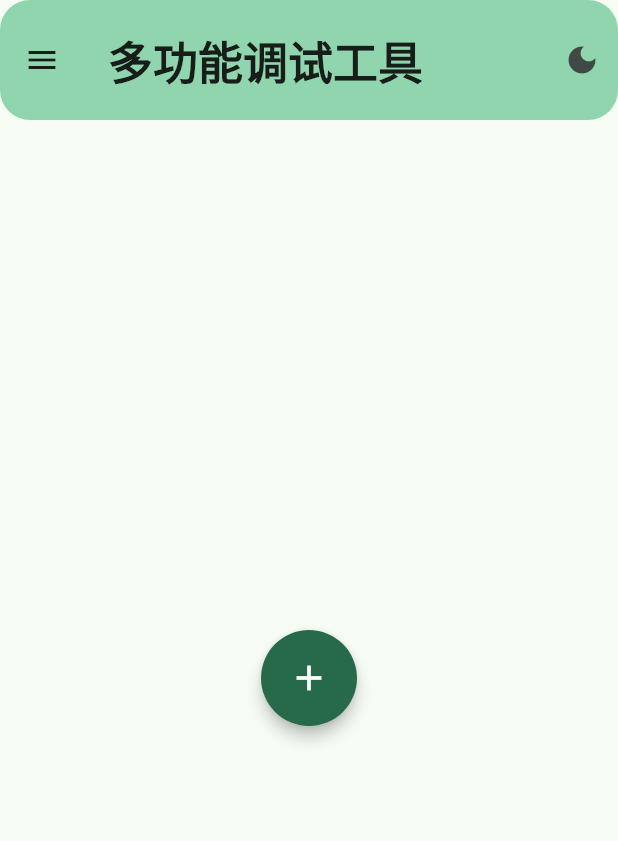
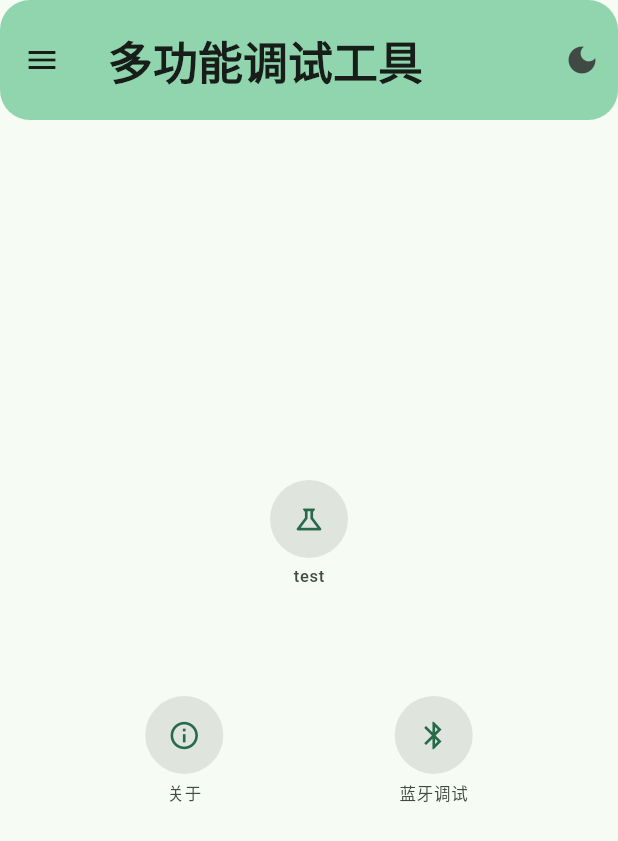
Before and after one commit to yjrqz777/flutter_application_test, a Flutter app: the screen it shows after launch, on a phone screen of 412 x 824 dp. Shown: the top 841 px of the screen. Run offline on Flutter 3.47's test engine with Material 3 defaults, Android fonts, the phone set to English and light mode, and no system bars; our stand-ins replace flutter_blue_plus, sensors_plus; missing offline and left inert: flutter_classic_bluetooth; Roboto replaces fonts that are missing (SimSun).

Commit message:
refactor(home): 功能按钮常驻显示，去掉中心加号按钮
- test、蓝牙调试、关于三个入口进页面就直接可见，不再需要先点中心按钮

- 删除中心 + 按钮、展开控制器和错开入场动画，主页只剩静态环形布局

- 环形半径与三个角度保持不变，点击仍以入口圆心做圆周展开转场

```diff
--- a/lib/pages/home_page.dart
+++ b/lib/pages/home_page.dart
@@ -10,8 +10,8 @@ import 'about_page.dart';
 import 'bluetooth/bluetooth_page.dart';
 import 'test_page.dart';
 
-/// 主界面：中间一个圆形主按钮，点开以后 test、蓝牙调试、关于三个入口
-/// 从中心呈放射状展开。
+/// 主界面：test、蓝牙调试、关于三个入口常驻显示，
+/// 围绕中心排成一个三角形，点哪个就从那个圆的圆心展开对应页面。
 ///
 /// 左上角菜单仍然打开抽屉（设置、关于、蓝牙调试），
 /// 原来的传感器 / 计数器页面移到了 [TestPage]，从 test 入口进入。
@@ -25,52 +25,17 @@ class HomePage extends StatefulWidget {
   State<HomePage> createState() => _HomePageState();
 }
 
-class _HomePageState extends State<HomePage>
-    with SingleTickerProviderStateMixin {
+class _HomePageState extends State<HomePage> {
   // 抽屉要用 ScaffoldState 打开，所以给 Scaffold 挂一个 key
   final GlobalKey<ScaffoldState> _scaffoldKey = GlobalKey<ScaffoldState>();
 
-  // 放射菜单的舞台，用来把入口的局部坐标换算成屏幕坐标
+  // 入口布局的舞台，用来把入口的局部坐标换算成屏幕坐标
   final GlobalKey _menuKey = GlobalKey();
 
-  /// 展开 / 收起的动画进度：0 全收，1 全开
-  late final AnimationController _expand = AnimationController(
-    vsync: this,
-    duration: const Duration(milliseconds: 420),
-    reverseDuration: const Duration(milliseconds: 220),
-  );
-
-  /// 入口数量：test、蓝牙调试、关于
-  static const int _entryCount = 3;
-
-  /// 每个入口的位移进度（错开起跑，easeOutQuint）
-  late final List<Animation<double>> _entryMove;
-
-  /// 每个入口的缩放进度（easeOutBack，带一点回弹）
-  late final List<Animation<double>> _entryPop;
-
-  @override
-  void initState() {
-    super.initState();
-    _entryMove = _buildEntryAnimations(Curves.easeOutQuint);
-    _entryPop = _buildEntryAnimations(Curves.easeOutBack);
-  }
-
-  /// 三个入口错开 8% 起跑，各自用整段动画 75% 的时间到位
-  List<Animation<double>> _buildEntryAnimations(Curve curve) {
-    return List<Animation<double>>.generate(_entryCount, (int index) {
-      final double start = index * 0.08;
-      return CurvedAnimation(
-        parent: _expand,
-        curve: Interval(start, start + 0.75, curve: curve),
-      );
-    });
-  }
-
-  /// 入口圆心的展开半径（像素）
+  /// 入口圆心到舞台中心的距离（像素）
   static const double _radius = 96;
 
-  /// 放射菜单舞台的尺寸
+  /// 入口布局舞台的尺寸
   static const Size _stageSize = Size(320, 320);
 
   /// 三个入口分布的角度（度）：正上方、右下、左下
@@ -78,26 +43,10 @@ class _HomePageState extends State<HomePage>
   static const double _angleBluetooth = 30;
   static const double _angleAbout = 150;
 
-  @override
-  void dispose() {
-    _expand.dispose();
-    super.dispose();
-  }
-
-  void _toggle() {
-    if (_expand.isCompleted || _expand.status == AnimationStatus.forward) {
-      _expand.reverse();
-    } else {
-      _expand.forward();
-    }
-  }
-
-  /// 打开入口页：页面从被点的那个圆的位置扩散展开。
+  /// 打开入口页：页面从被点入口的圆心扩散展开。
   ///
-  /// [localOrigin] 是被点入口在放射菜单里的圆心坐标（已经算上展开位移）。
+  /// [localOrigin] 是该入口在舞台里的圆心坐标。
   void _open(Widget page, Offset localOrigin) {
-    _expand.reverse();
-
     final RenderBox? menuBox =
         _menuKey.currentContext?.findRenderObject() as RenderBox?;
     final Offset origin = menuBox != null && menuBox.hasSize
@@ -145,27 +94,23 @@ class _HomePageState extends State<HomePage>
             alignment: Alignment.center,
             children: <Widget>[
               _buildEntry(
-                index: 0,
                 icon: Icons.science_outlined,
                 label: 'test',
                 angleDegrees: _angleTest,
                 page: TestPage(themeController: widget.themeController),
               ),
               _buildEntry(
-                index: 1,
                 icon: Icons.bluetooth,
                 label: '蓝牙调试',
                 angleDegrees: _angleBluetooth,
                 page: const BluetoothPage(),
               ),
               _buildEntry(
-                index: 2,
                 icon: Icons.info_outline,
                 label: '关于',
                 angleDegrees: _angleAbout,
                 page: const AboutPage(),
               ),
-              _buildCenterButton(context),
             ],
           ),
         ),
@@ -173,33 +118,8 @@ class _HomePageState extends State<HomePage>
     );
   }
 
-  /// 中间的主按钮：点击展开 / 收起，图标在展开时转成关闭
-  Widget _buildCenterButton(BuildContext context) {
-    final ColorScheme colorScheme = Theme.of(context).colorScheme;
-    return Material(
-      color: colorScheme.primary,
-      shape: const CircleBorder(),
-      elevation: 4,
-      child: InkWell(
-        customBorder: const CircleBorder(),
-        onTap: _toggle,
-        child: SizedBox(
-          width: 64,
-          height: 64,
-          child: RotationTransition(
-            turns: Tween<double>(begin: 0, end: 0.125).animate(
-              CurvedAnimation(parent: _expand, curve: Curves.easeOutCubic),
-            ),
-            child: Icon(Icons.add, size: 28, color: colorScheme.onPrimary),
-          ),
-        ),
-      ),
-    );
-  }
-
-  /// 一个放射状入口：按角度和进度算出位移，点击后以自身位置为圆心展开页面
+  /// 一个入口：按角度摆在圆周上，点击后以自身位置为圆心展开页面
   Widget _buildEntry({
-    required int index,
     required IconData icon,
     required String label,
     required double angleDegrees,
@@ -210,31 +130,11 @@ class _HomePageState extends State<HomePage>
       math.cos(radians) * _radius,
       math.sin(radians) * _radius,
     );
-    // 入口展开到位后在舞台里的圆心坐标
     final Offset localOrigin =
         Offset(_stageSize.width / 2, _stageSize.height / 2) + target;
 
-    final Animation<double> move = _entryMove[index];
-    final Animation<double> pop = _entryPop[index];
-
-    return AnimatedBuilder(
-      animation: _expand,
-      builder: (BuildContext context, Widget? child) {
-        final double progress = move.value.clamp(0.0, 1.0);
-        // pop 用 easeOutBack，值会略微超过 1，clamp 一下防止缩放过大
-        final double scale = (0.55 + 0.45 * pop.value).clamp(0.3, 1.15);
-
-        return Transform.translate(
-          offset: target * progress,
-          child: Opacity(
-            opacity: progress,
-            child: Transform.scale(
-              scale: scale,
-              child: IgnorePointer(ignoring: progress < 0.5, child: child),
-            ),
-          ),
-        );
-      },
+    return Transform.translate(
+      offset: target,
       child: _EntryCircle(
         icon: icon,
         label: label,
@@ -244,7 +144,7 @@ class _HomePageState extends State<HomePage>
   }
 }
 
-/// 放射状展开出来的单个入口：圆形按钮 + 下方文字
+/// 单个入口：圆形按钮 + 下方文字
 class _EntryCircle extends StatelessWidget {
   const _EntryCircle({
     required this.icon,
```
